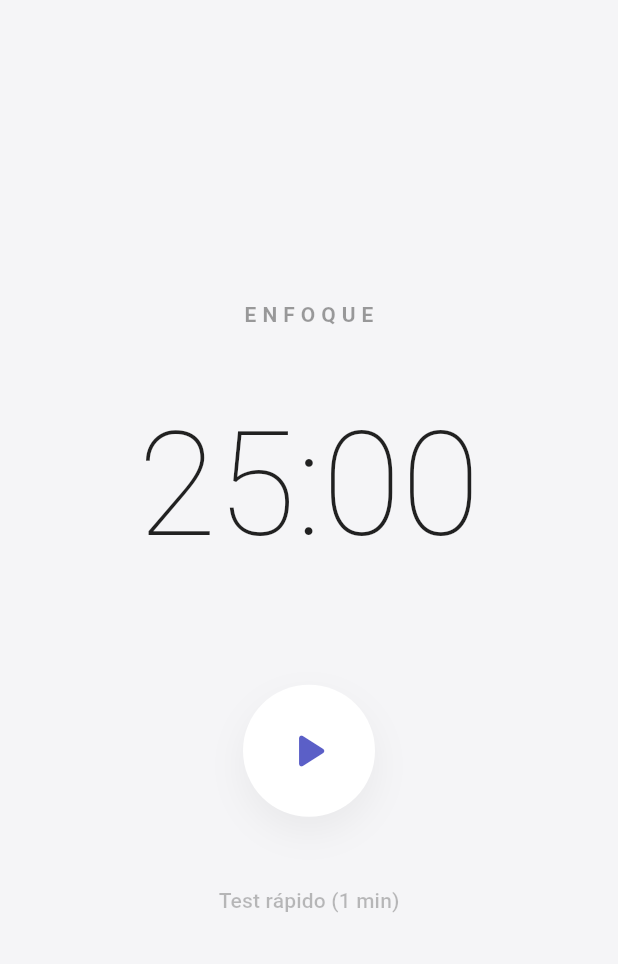
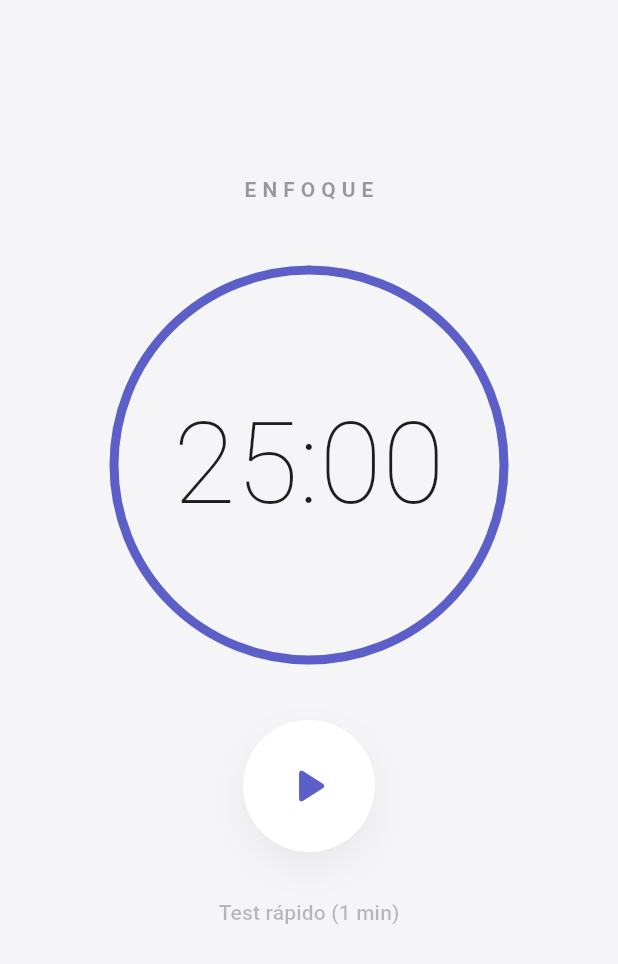
Before and after one commit to MeddinaDev/Lumind, a Flutter app: the PantallaTemporizador screen opened directly, on a phone screen of 412 x 824 dp. Shown: the top 964 px of the screen. Run offline on Flutter 3.47's test engine with Material 3 defaults, Android fonts, the light colour scheme and no system bars; our stand-ins replace equatable, flutter_bloc, supabase_flutter; accounts and stored records are empty; Roboto replaces fonts that are missing (San Francisco).

Commit message:
feat: add 2

```diff
--- a/lib/presentation/pantallas/temporizador/pantalla_temporizador.dart
+++ b/lib/presentation/pantallas/temporizador/pantalla_temporizador.dart
@@ -1,4 +1,5 @@
 import 'package:flutter/material.dart';
+import 'package:flutter/services.dart'; // Vibración del sistema
 import 'package:flutter_bloc/flutter_bloc.dart';
 import '../../bloc/pomodoro/pomodoro_bloc.dart';
 import '../../bloc/pomodoro/pomodoro_event.dart';
@@ -17,11 +18,12 @@ class PantallaTemporizador extends StatelessWidget {
   @override
   Widget build(BuildContext context) {
     return Scaffold(
-      backgroundColor: const Color(0xFFF5F5F7),
+      backgroundColor: ThemeLumind.fondo,
       body: SafeArea(
         child: BlocConsumer<PomodoroBloc, PomodoroState>(
           listener: (context, state) {
             if (state is PomodoroGuardadoExito) {
+              HapticFeedback.heavyImpact(); // Vibración contundente de éxito
               ScaffoldMessenger.of(context).showSnackBar(
                 SnackBar(
                   content: const Text('¡Sesión completada y guardada! 🚀', style: TextStyle(color: Colors.white)),
@@ -31,7 +33,6 @@ class PantallaTemporizador extends StatelessWidget {
                   margin: const EdgeInsets.only(bottom: 100, left: 24, right: 24),
                 ),
               );
-              // Limpiamos la tarea activa al terminar
               context.read<PomodoroBloc>().add(const SeleccionarTareaPomodoro(tareaId: null, tituloTarea: null));
             }
           },
@@ -50,20 +51,25 @@ class PantallaTemporizador extends StatelessWidget {
               segundosAMostrar = state.segundosRestantes;
               estaPausado = true;
             } else if (state is PomodoroGuardando) {
-              return const Center(child: CircularProgressIndicator(color: Colors.black87));
+              return const Center(child: CircularProgressIndicator(color: ThemeLumind.textoPrincipal));
             }
 
+            // Calculamos cuánto anillo dibujar (basado en 25 mins)
+            double progreso = segundosAMostrar / 1500;
+
             return Center(
+              child: SingleChildScrollView( // <-- ESTA ES LA MAGIA ANTI-OVERFLOW
+                physics: const BouncingScrollPhysics(), // Scroll suave estilo Apple
                 child: Column(
                   mainAxisAlignment: MainAxisAlignment.center,
                   children: [
+                    const SizedBox(height: 24), // Margen superior añadido por seguridad
                     const Text(
                       'ENFOQUE',
                       style: TextStyle(fontSize: 14, letterSpacing: 4.0, fontWeight: FontWeight.w600, color: Colors.black38),
                     ),
                     const SizedBox(height: 12),
 
-                  // Muestra la tarea activa si existe
                     if (tituloTareaActiva != null)
                       Container(
                         padding: const EdgeInsets.symmetric(horizontal: 16, vertical: 8),
@@ -77,19 +83,37 @@ class PantallaTemporizador extends StatelessWidget {
                         ),
                       ),
 
-                  const SizedBox(height: 24),
+                    const SizedBox(height: 32),
+
+                    // EL NUEVO ANILLO DE ENFOQUE PREMIUM
+                    Stack(
+                      alignment: Alignment.center,
+                      children: [
+                        SizedBox(
+                          width: 260, // Ligeramente más pequeño para que respire mejor en Mac
+                          height: 260,
+                          child: CircularProgressIndicator(
+                            value: progreso,
+                            strokeWidth: 6,
+                            backgroundColor: Colors.black.withValues(alpha: 0.04),
+                            color: ThemeLumind.acento,
+                            strokeCap: StrokeCap.round,
+                          ),
+                        ),
                         Text(
                           _formatearTiempo(segundosAMostrar),
                           style: const TextStyle(
-                      fontSize: 96,
+                            fontSize: 76, // Ajustado al nuevo tamaño del anillo
                             fontWeight: FontWeight.w200,
-                      color: Colors.black87,
+                            color: ThemeLumind.textoPrincipal,
                             fontFeatures: [FontFeature.tabularFigures()],
                           ),
                         ),
-                  const SizedBox(height: 64),
+                      ],
+                    ),
 
-                  // Fila exclusiva para los botones redondos principales
+                    const SizedBox(height: 40), // Reducido un pelín el espacio
+
                     Row(
                       mainAxisAlignment: MainAxisAlignment.center,
                       children: [
@@ -97,38 +121,54 @@ class PantallaTemporizador extends StatelessWidget {
                           _BotonControl(
                             icono: Icons.play_arrow_rounded,
                             color: ThemeLumind.acento,
-                          onTap: () => context.read<PomodoroBloc>().add(const IniciarPomodoro(minutos: 25)),
+                            onTap: () {
+                              HapticFeedback.mediumImpact();
+                              context.read<PomodoroBloc>().add(const IniciarPomodoro(minutos: 25));
+                            },
                           ),
                         if (estaCorriendo)
                           _BotonControl(
                             icono: Icons.pause_rounded,
-                          color: Colors.black87,
-                          onTap: () => context.read<PomodoroBloc>().add(PausarPomodoro()),
+                            color: ThemeLumind.textoPrincipal,
+                            onTap: () {
+                              HapticFeedback.mediumImpact();
+                              context.read<PomodoroBloc>().add(PausarPomodoro());
+                            },
                           ),
                         if (estaPausado) ...[
                           _BotonControl(
                             icono: Icons.play_arrow_rounded,
-                          color: Colors.black87,
-                          onTap: () => context.read<PomodoroBloc>().add(ReanudarPomodoro()),
+                            color: ThemeLumind.acento,
+                            onTap: () {
+                              HapticFeedback.mediumImpact();
+                              context.read<PomodoroBloc>().add(ReanudarPomodoro());
+                            },
                           ),
                           const SizedBox(width: 24),
                           _BotonControl(
                             icono: Icons.stop_rounded,
                             color: Colors.black26,
-                          onTap: () => context.read<PomodoroBloc>().add(ResetearPomodoro()),
+                            onTap: () {
+                              HapticFeedback.mediumImpact();
+                              context.read<PomodoroBloc>().add(ResetearPomodoro());
+                            },
                           ),
                         ],
                       ],
                     ),
 
-                  // Separación y botón de texto colocado DEBAJO de la fila de botones
-                  const SizedBox(height: 32),
+                    const SizedBox(height: 16),
                     if (!estaCorriendo && !estaPausado)
                       TextButton(
-                      onPressed: () => context.read<PomodoroBloc>().add(const IniciarPomodoro(minutos: 1)),
+                        onPressed: () {
+                          HapticFeedback.lightImpact();
+                          context.read<PomodoroBloc>().add(const IniciarPomodoro(minutos: 1));
+                        },
                         child: const Text('Test rápido (1 min)', style: TextStyle(color: Colors.black26)),
                       ),
+                    const SizedBox(height: 100), // Espacio extra abajo para que el Dock no lo tape
                   ],
+                ),
               ),
             );
           },
@@ -138,6 +178,7 @@ class PantallaTemporizador extends StatelessWidget {
   }
 }
 
+// LA FÁBRICA DE BOTONES RESTAURADA
 class _BotonControl extends StatelessWidget {
   final IconData icono;
   final Color color;
@@ -154,7 +195,7 @@ class _BotonControl extends StatelessWidget {
         padding: const EdgeInsets.all(24),
         decoration: BoxDecoration(
           shape: BoxShape.circle,
-          color: Colors.white,
+          color: ThemeLumind.superficie,
           boxShadow: [
             BoxShadow(
               color: Colors.black.withValues(alpha: 0.05),
--- a/pubspec.yaml
+++ b/pubspec.yaml
@@ -37,6 +37,7 @@ dependencies:
   flutter_bloc: ^8.1.5
   equatable: ^2.0.5
   supabase_flutter: ^2.5.4
+  audioplayers: ^6.8.1
 
 dev_dependencies:
   flutter_test:
```
Also changed, not shown: lib/presentation/pantallas/estadisticas/pantalla_estadisticas.dart (+28 -3 lines), lib/presentation/pantallas/tareas/pantalla_tareas.dart (+7 -2 lines), pubspec.lock, 5 other files. Lines whose indentation alone changed are shown as unchanged.
